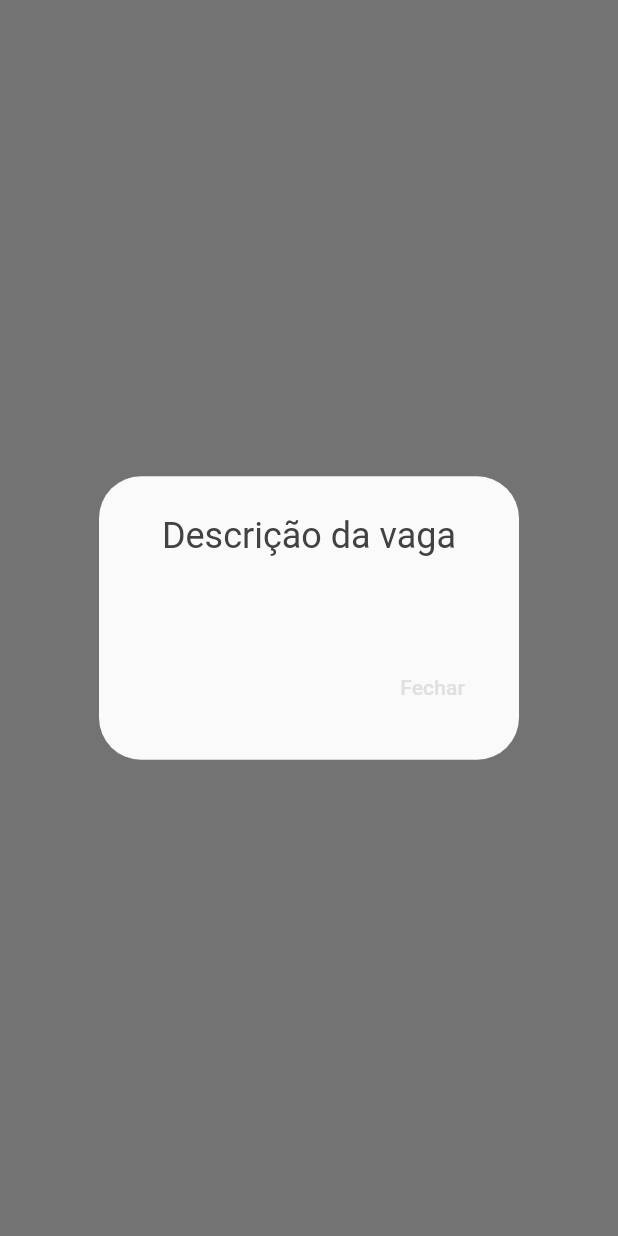
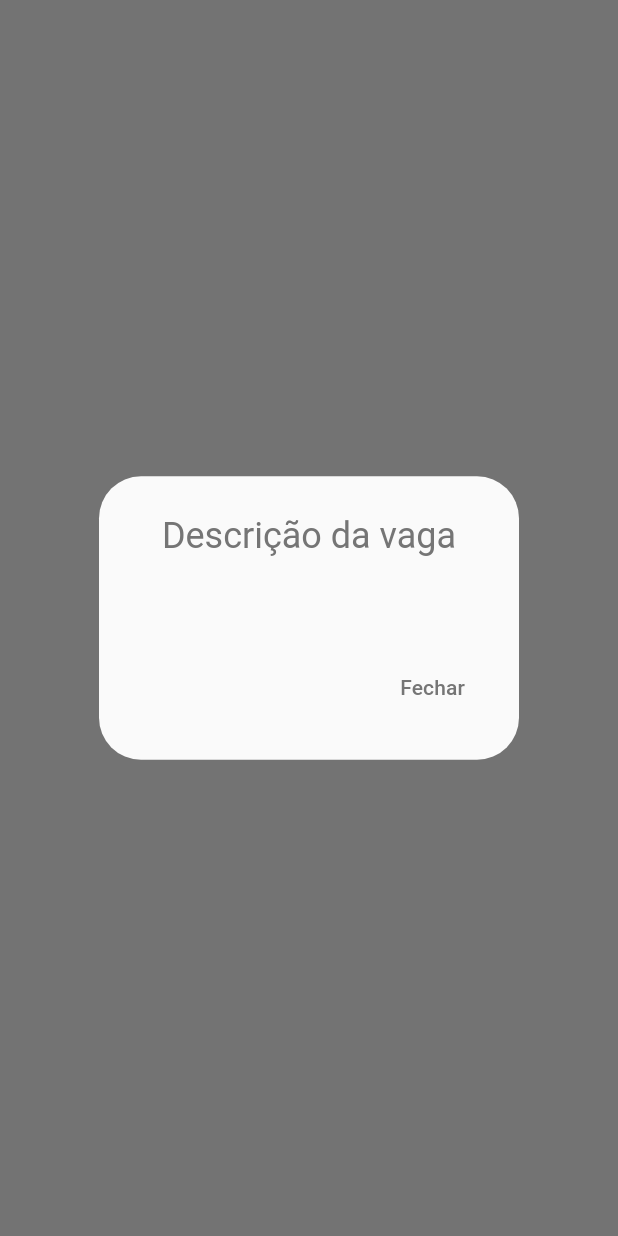
Before and after one commit to feliperafaldini/linkedu, a Flutter app: what descriptionPopUp() shows on an empty page, opened directly with empty values, on a phone screen of 412 x 824 dp. Run offline on Flutter 3.47's test engine with Material 3 defaults, Android fonts, the phone set to English and light mode, and no system bars; our stand-ins replace cloud_firestore, firebase_auth, firebase_core, firebase_storage, google_nav_bar, image_picker and 1 more; accounts and stored records are empty; network calls fail.

Commit message:
Mudanças extras as cores relacionadas ao theme provider

```diff
--- a/lib/provider/theme_provider.dart
+++ b/lib/provider/theme_provider.dart
@@ -24,7 +24,7 @@ class ThemeProvider extends ChangeNotifier {
     colorScheme: ColorScheme.dark(
       surface: Colors.grey.shade900,
       inverseSurface: Colors.grey.shade50,
-      primary: Colors.grey.shade800,
+      primary: Colors.grey.shade600,
       inversePrimary: Colors.grey.shade100,
       secondary: Colors.grey.shade700,
       tertiary: Colors.blue.shade300,
--- a/lib/services/helper/helper_functions.dart
+++ b/lib/services/helper/helper_functions.dart
@@ -5,6 +5,7 @@ import 'package:image_picker/image_picker.dart';
 import 'package:provider/provider.dart';
 
 import '../../provider/auth_provider.dart';
+import '../../provider/theme_provider.dart';
 
 void progressIndicator(BuildContext context) {
   showDialog(
@@ -18,12 +19,13 @@ void progressIndicator(BuildContext context) {
 }
 
 void displayMessageToUser(String title, String text, BuildContext context) {
+  final themeProvider = Provider.of<ThemeProvider>(context, listen: false);
   ScaffoldMessenger.of(context).showSnackBar(
     SnackBar(
-      closeIconColor: Theme.of(context).colorScheme.primary,
+      closeIconColor: themeProvider.theme.colorScheme.primary,
       showCloseIcon: true,
       duration: const Duration(seconds: 2),
-      backgroundColor: Theme.of(context).colorScheme.inverseSurface,
+      backgroundColor: themeProvider.theme.colorScheme.inverseSurface,
       shape: const RoundedRectangleBorder(
         borderRadius: BorderRadius.only(
           topLeft: Radius.circular(12),
@@ -42,19 +44,35 @@ void displayMessageToUser(String title, String text, BuildContext context) {
 }
 
 void descriptionPopUp(BuildContext context, String text) {
+  final themeProvider = Provider.of<ThemeProvider>(context, listen: false);
   showDialog(
     context: context,
     builder: (context) {
       return AlertDialog(
-        backgroundColor: Theme.of(context).colorScheme.surface,
-        title: const Center(
-          child: Text('Descrição da vaga'),
+        backgroundColor: themeProvider.theme.colorScheme.surface,
+        title: Center(
+          child: Text(
+            'Descrição da vaga',
+            style: TextStyle(
+              color: themeProvider.theme.colorScheme.inversePrimary,
+            ),
+          ),
         ),
-        content: Text(text),
+        content: Text(
+          text,
+          style: TextStyle(
+            color: themeProvider.theme.colorScheme.inversePrimary,
+          ),
+        ),
         actions: [
           TextButton(
             onPressed: () => Navigator.pop(context),
-            child: const Text('Fechar'),
+            child: Text(
+              'Fechar',
+              style: TextStyle(
+                color: themeProvider.theme.colorScheme.inversePrimary,
+              ),
+            ),
           ),
         ],
       );
```
Also changed, not shown: lib/pages/home_page.dart (+1 -7 lines), lib/pages/profile_page/profile_page.dart (+34 -16 lines).
